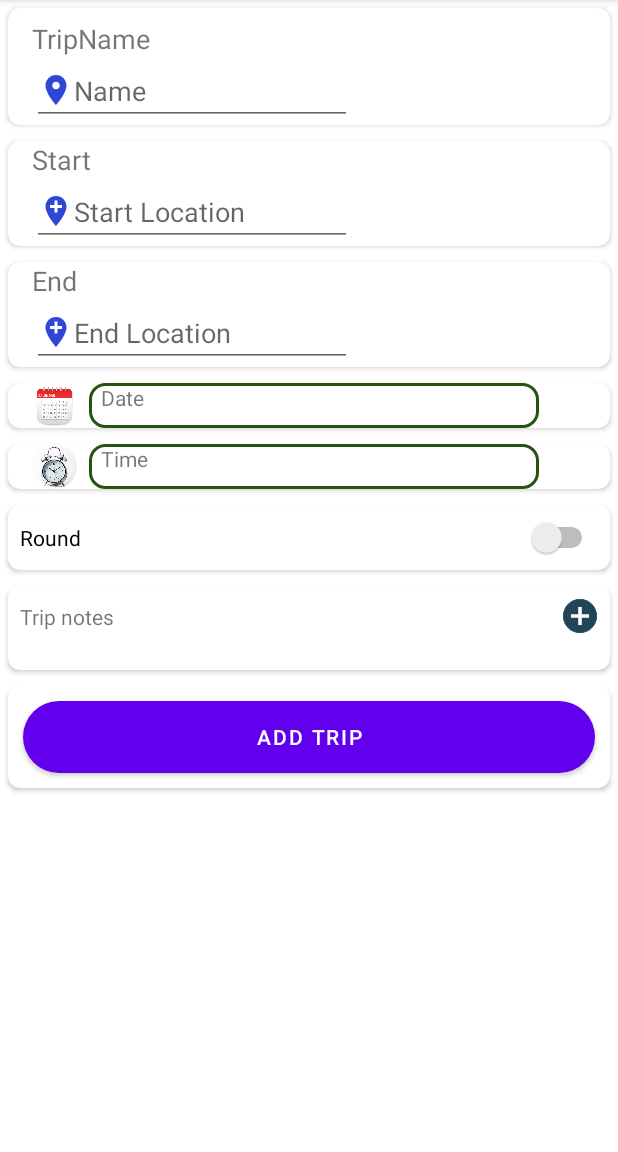
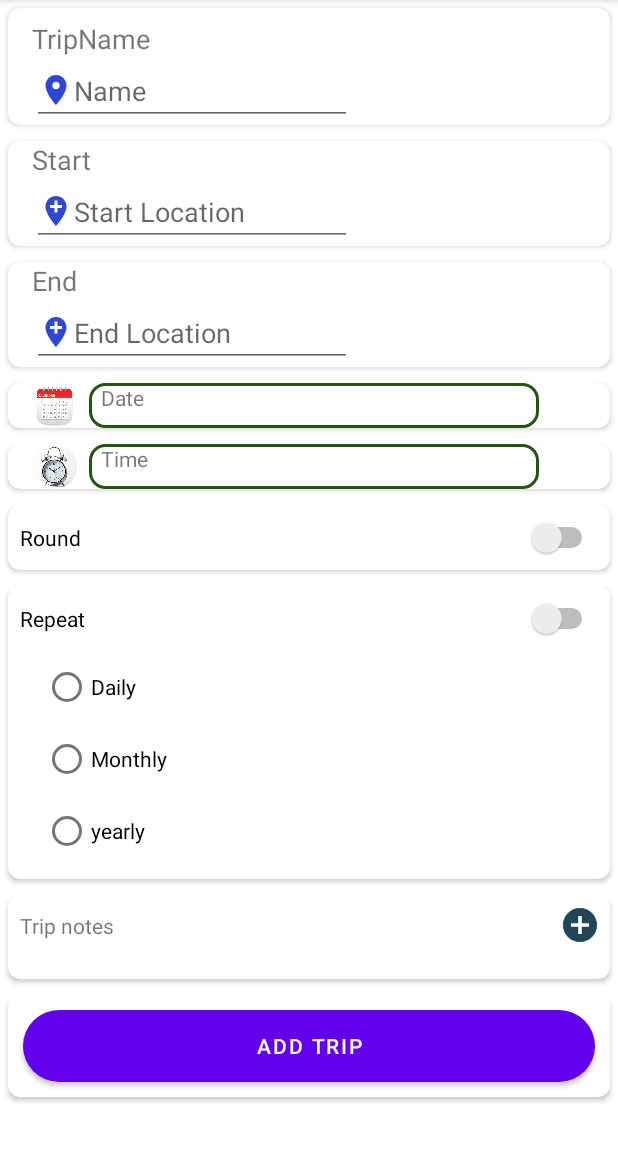
Before and after one commit to SohaMohamed98/Trip.Reminder, an Android app: the screen it shows after launch once a user with an empty profile is signed in (MainScreen), after a tap on an icon or button, on a phone screen of 412 x 824 dp, the part 84-1236 px from its top. Run offline under Robolectric (Android 15) with nearby library versions, the phone set to English and light mode, and no system bars; our stand-ins replace CircleImageView, Firebase (no records; nobody signed in at launch, a user with empty details on screens opened directly), Room's generated code; libraries missing offline, so code that uses them is left out: com.facebook, com.facebook.login; 5 statements that could not run were skipped.

Commit message:
radio_buttons UI

```diff
--- a/app/src/main/java/com/mad41/tripreminder/AddTripFragments.java
+++ b/app/src/main/java/com/mad41/tripreminder/AddTripFragments.java
@@ -26,6 +26,8 @@ import android.widget.CompoundButton;
 import android.widget.DatePicker;
 import android.widget.EditText;
 import android.widget.ImageButton;
+import android.widget.RadioButton;
+import android.widget.RadioGroup;
 import android.widget.RelativeLayout;
 import android.widget.Switch;
 import android.widget.TextView;
@@ -57,6 +59,12 @@ import de.hdodenhof.circleimageview.CircleImageView;
 
 public class AddTripFragments extends Fragment {
 
+    //Radio
+    RadioGroup radioGroup;
+    RadioButton radio_btn_day;
+    RadioButton radio_btn_month;
+    RadioButton radio_btn_year;
+
     //Notes
     ArrayList<String> myNotes;
     RecyclerView recyclerViewNote;
@@ -65,6 +73,7 @@ public class AddTripFragments extends Fragment {
     NoteAdapter noteAdapter;
     RecyclerView.LayoutManager layoutManager;
     ImageButton btn_add_note;
+
 
     public static final String TAG = "room";
     ImageButton btn_date_round;
@@ -138,6 +147,12 @@ public class AddTripFragments extends Fragment {
         View view = inflater.inflate(R.layout.fragment_add_trip_fragments, container, false);
         Places.initialize(getContext().getApplicationContext(), "AIzaSyA7dH75J8SZ0-GkeHqHANbflPhdpbfU5yI");
 
+        //radio buttons
+        radioGroup =view.findViewById(R.id.radio_group);
+        radio_btn_day = view.findViewById(R.id.radio_btn_day);
+        radio_btn_month = view.findViewById(R.id.radio_btn_month);
+        radio_btn_year = view.findViewById(R.id.radio_btn_year);
+
         txt_date_round = view.findViewById(R.id.txt_date_round);
         txt_time_round = view.findViewById(R.id.txt_time_round);
         btn_date_round = view.findViewById(R.id.btn_date_round);
@@ -192,8 +207,8 @@ public class AddTripFragments extends Fragment {
 
               addNoteAdapter.setNotes(trip.getNotes());
 
-            //  addNoteAdapter = new AddNoteAdapter(getContext(), trip.getNotes());
-           // recyclerViewNote.setAdapter(addNoteAdapter);
+              //addNoteAdapter = new AddNoteAdapter(getContext(), trip.getNotes());
+              //recyclerViewNote.setAdapter(addNoteAdapter);
 
         }
 
--- a/app/src/main/java/com/mad41/tripreminder/MainScreen.java
+++ b/app/src/main/java/com/mad41/tripreminder/MainScreen.java
@@ -45,6 +45,7 @@ import java.util.List;
 
 public class MainScreen extends AppCompatActivity implements AddTripFragments.Communicator,
         OnGoingFrag.onGoingCommunicator {
+
     private Toolbar toolbar;
     private DrawerLayout drawer;
     private OnGoingFrag frag1;
@@ -52,6 +53,7 @@ public class MainScreen extends AppCompatActivity implements AddTripFragments.Co
     private FragmentManager mgr;
     private FragmentTransaction trns;
     private NavigationView drawerMenu;
+
     AddTripFragments fragment;
     public static Context context;
     private TripViewModel tripViewModel;
@@ -66,6 +68,8 @@ public class MainScreen extends AppCompatActivity implements AddTripFragments.Co
     protected void onCreate(Bundle savedInstanceState) {
         super.onCreate(savedInstanceState);
         setContentView(R.layout.activity_main_screen);
+
+        frag2= new HistoryFragment();
 
         notes= new ArrayList<String>();
 
@@ -106,9 +110,9 @@ public class MainScreen extends AppCompatActivity implements AddTripFragments.Co
 
     @Override
     public void startAddTripFragment(Bundle bundle) {
-        FragmentManager fragmentManager = getSupportFragmentManager();
-        FragmentTransaction fragmentTransaction = fragmentManager.beginTransaction();
-        AddTripFragments fragment = new AddTripFragments();
+        mgr = getSupportFragmentManager();
+        FragmentTransaction fragmentTransaction = mgr.beginTransaction();
+         fragment = new AddTripFragments();
         fragment.setArguments(bundle);
         fragmentTransaction.replace(R.id.dynamicFrag, fragment);
         fragmentTransaction.addToBackStack(null);
@@ -127,7 +131,7 @@ public class MainScreen extends AppCompatActivity implements AddTripFragments.Co
                         getSupportFragmentManager().beginTransaction().replace(R.id.dynamicFrag, new OnGoingFrag()).commit();
                         break;
                     case R.id.btnHistory:
-                        getSupportFragmentManager().beginTransaction().replace(R.id.dynamicFrag, new HistoryFragment()).commit();
+                        getSupportFragmentManager().beginTransaction().replace(R.id.dynamicFrag, frag2).commit();
                         break;
                     case R.id.btnLanguage:
                         //LiveData<List<Trip>> trips= MyRoomDataBase.getUserDataBaseInstance(getApplicationContext()).tripDao().getAllTrips();
@@ -186,8 +190,16 @@ public class MainScreen extends AppCompatActivity implements AddTripFragments.Co
         if (drawer.isDrawerOpen(GravityCompat.START)) {
             drawer.closeDrawer(GravityCompat.START);
         } else {
-            super.onBackPressed();
-            finishAffinity();
+
+
+           if(fragment.isVisible() || frag2.isVisible()){
+              returnToOnGoingActivity();
+               //mgr.popBackStack();
+
+           }else{
+               super.onBackPressed();
+               finishAffinity();
+           }
         }
     }
     @Override
--- a/app/src/main/res/layout/fragment_add_trip_fragments.xml
+++ b/app/src/main/res/layout/fragment_add_trip_fragments.xml
@@ -282,6 +282,66 @@
         </androidx.cardview.widget.CardView>
 
         <androidx.cardview.widget.CardView
+            android:id="@+id/card_repeat"
+            android:layout_width="match_parent"
+            android:layout_height="wrap_content"
+            android:layout_margin="5dp"
+            app:cardCornerRadius="8dp">
+
+        <androidx.constraintlayout.widget.ConstraintLayout
+            android:layout_width="match_parent"
+            android:layout_height="wrap_content"
+            android:layout_margin="8dp">
+
+            <Switch
+                android:id="@+id/repeat_switch"
+                android:layout_width="match_parent"
+                android:layout_height="wrap_content"
+                android:checked="false"
+                android:text="Repeat"
+                android:textOff="OFF"
+                android:textOn="ON"
+                app:layout_constraintBottom_toBottomOf="parent"
+                app:layout_constraintEnd_toEndOf="parent"
+                app:layout_constraintHorizontal_bias="0.0"
+                app:layout_constraintStart_toStartOf="parent"
+                app:layout_constraintTop_toTopOf="parent"
+                app:layout_constraintVertical_bias="0.0" />
+
+            <RadioGroup
+                android:id="@+id/radio_group"
+                android:layout_width="wrap_content"
+                android:layout_height="wrap_content"
+                android:layout_marginTop="8dp"
+                android:layout_marginLeft="15dp"
+                app:layout_constraintStart_toStartOf="parent"
+                app:layout_constraintTop_toBottomOf="@+id/repeat_switch">
+
+                <RadioButton
+                    android:id="@+id/radio_btn_day"
+                    android:layout_width="match_parent"
+                    android:layout_height="wrap_content"
+                    android:text="Daily" />
+
+                <RadioButton
+                    android:id="@+id/radio_btn_month"
+                    android:layout_width="match_parent"
+                    android:layout_height="wrap_content"
+                    android:text="Monthly" />
+
+                <RadioButton
+                    android:id="@+id/radio_btn_year"
+                    android:layout_width="match_parent"
+                    android:layout_height="wrap_content"
+                    android:text="yearly" />
+            </RadioGroup>
+
+        </androidx.constraintlayout.widget.ConstraintLayout>
+
+
+        </androidx.cardview.widget.CardView>
+
+        <androidx.cardview.widget.CardView
             android:id="@+id/card_notes"
             android:layout_width="match_parent"
             android:layout_height="wrap_content"
--- a/app/src/main/res/layout/fragment_note_review_dialogue.xml
+++ b/app/src/main/res/layout/fragment_note_review_dialogue.xml
@@ -2,8 +2,8 @@
 <androidx.constraintlayout.widget.ConstraintLayout xmlns:android="http://schemas.android.com/apk/res/android"
     xmlns:app="http://schemas.android.com/apk/res-auto"
     xmlns:tools="http://schemas.android.com/tools"
-    android:layout_width="match_parent"
-    android:layout_height="wrap_content"
+    android:layout_width="300dp"
+    android:layout_height="300dp"
     tools:context=".trip_ui.NoteReviewDialogue">
 
 
```
